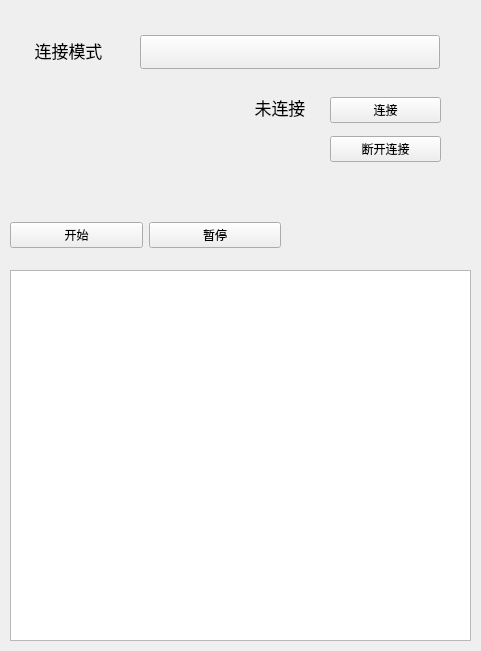
This is UI/newui.ui in ACGN-Alliance/BlueArchive-Starter as Qt 5 draws it before an edit. The edited form follows.
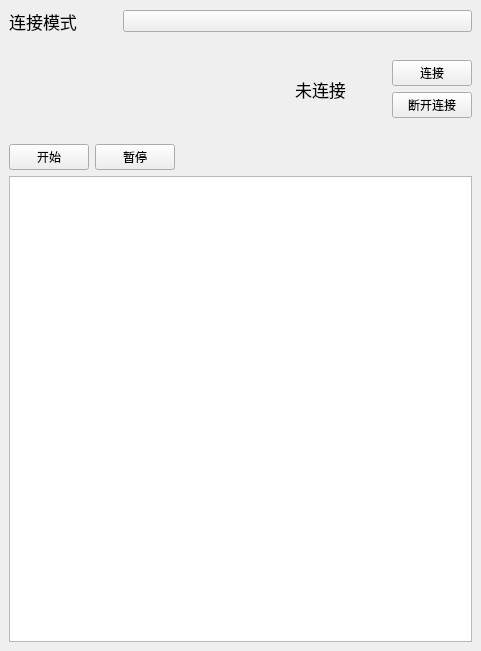
This is the edited form. Custom widgets are drawn as their Qt base class.

Diff of the .ui file:
```diff
--- a/UI/newui.ui
+++ b/UI/newui.ui
@@ -14,15 +14,11 @@
    <string>碧蓝档案初始号工具</string>
   </property>
   <widget class="QWidget" name="centralwidget">
+   <layout class="QVBoxLayout" name="verticalLayout_2">
+    <item>
+     <layout class="QHBoxLayout" name="horizontalLayout_3">
+      <item>
    <widget class="QLabel" name="ConnectionTypeLabel">
-    <property name="geometry">
-     <rect>
-      <x>35</x>
-      <y>35</y>
-      <width>67</width>
-      <height>30</height>
-     </rect>
-    </property>
     <property name="font">
      <font>
       <pointsize>13</pointsize>
@@ -35,14 +31,30 @@
      <set>Qt::AlignCenter</set>
     </property>
    </widget>
+      </item>
+      <item>
+       <spacer name="horizontalSpacer">
+        <property name="orientation">
+         <enum>Qt::Horizontal</enum>
+        </property>
+        <property name="sizeType">
+         <enum>QSizePolicy::Fixed</enum>
+        </property>
+        <property name="sizeHint" stdset="0">
+         <size>
+          <width>40</width>
+          <height>20</height>
+         </size>
+        </property>
+       </spacer>
+      </item>
+      <item>
    <widget class="ComboBox" name="ConnectionTypeComboBox">
-    <property name="geometry">
-     <rect>
-      <x>140</x>
-      <y>35</y>
-      <width>300</width>
-      <height>34</height>
-     </rect>
+        <property name="sizePolicy">
+         <sizepolicy hsizetype="Expanding" vsizetype="Maximum">
+          <horstretch>0</horstretch>
+          <verstretch>0</verstretch>
+         </sizepolicy>
     </property>
     <property name="styleSheet">
      <string notr="true">ComboBox {
@@ -117,15 +129,42 @@
      <string/>
     </property>
    </widget>
+      </item>
+     </layout>
+    </item>
+    <item>
+     <spacer name="verticalSpacer_2">
+      <property name="orientation">
+       <enum>Qt::Vertical</enum>
+      </property>
+      <property name="sizeType">
+       <enum>QSizePolicy::Fixed</enum>
+      </property>
+      <property name="sizeHint" stdset="0">
+       <size>
+        <width>20</width>
+        <height>20</height>
+       </size>
+      </property>
+     </spacer>
+    </item>
+    <item>
+     <layout class="QHBoxLayout" name="horizontalLayout_2">
+      <item>
+       <spacer name="horizontalSpacer_7">
+        <property name="orientation">
+         <enum>Qt::Horizontal</enum>
+        </property>
+        <property name="sizeHint" stdset="0">
+         <size>
+          <width>40</width>
+          <height>20</height>
+         </size>
+        </property>
+       </spacer>
+      </item>
+      <item>
    <widget class="QLabel" name="label_2">
-    <property name="geometry">
-     <rect>
-      <x>230</x>
-      <y>90</y>
-      <width>100</width>
-      <height>34</height>
-     </rect>
-    </property>
     <property name="font">
      <font>
       <pointsize>13</pointsize>
@@ -138,44 +177,33 @@
      <set>Qt::AlignCenter</set>
     </property>
    </widget>
-   <widget class="QWidget" name="horizontalLayoutWidget">
-    <property name="geometry">
-     <rect>
-      <x>10</x>
-      <y>210</y>
-      <width>271</width>
-      <height>51</height>
-     </rect>
-    </property>
-    <layout class="QHBoxLayout" name="horizontalLayout">
-     <item>
-      <widget class="PushButton" name="StartBtn">
-       <property name="text">
-        <string>开始</string>
-       </property>
-      </widget>
      </item>
      <item>
-      <widget class="PushButton" name="PauseBtn">
-       <property name="text">
-        <string>暂停</string>
-       </property>
-      </widget>
-     </item>
-    </layout>
-   </widget>
-   <widget class="QWidget" name="verticalLayoutWidget">
-    <property name="geometry">
-     <rect>
-      <x>330</x>
-      <y>90</y>
-      <width>111</width>
-      <height>80</height>
-     </rect>
-    </property>
+       <spacer name="horizontalSpacer_3">
+        <property name="orientation">
+         <enum>Qt::Horizontal</enum>
+        </property>
+        <property name="sizeType">
+         <enum>QSizePolicy::Fixed</enum>
+        </property>
+        <property name="sizeHint" stdset="0">
+         <size>
+          <width>40</width>
+          <height>20</height>
+         </size>
+        </property>
+       </spacer>
+      </item>
+      <item>
     <layout class="QVBoxLayout" name="verticalLayout">
      <item>
       <widget class="PushButton" name="ConnectBtn">
+          <property name="sizePolicy">
+           <sizepolicy hsizetype="Fixed" vsizetype="Maximum">
+            <horstretch>0</horstretch>
+            <verstretch>0</verstretch>
+           </sizepolicy>
+          </property>
        <property name="text">
         <string>连接</string>
        </property>
@@ -183,23 +211,84 @@
      </item>
      <item>
       <widget class="PushButton" name="DisConnectBtn">
+          <property name="sizePolicy">
+           <sizepolicy hsizetype="Fixed" vsizetype="Maximum">
+            <horstretch>0</horstretch>
+            <verstretch>0</verstretch>
+           </sizepolicy>
+          </property>
        <property name="text">
         <string>断开连接</string>
        </property>
       </widget>
      </item>
     </layout>
-   </widget>
-   <widget class="PlainTextEdit" name="PlainTextEdit">
-    <property name="geometry">
-     <rect>
-      <x>10</x>
-      <y>270</y>
-      <width>461</width>
-      <height>371</height>
-     </rect>
-    </property>
-   </widget>
+      </item>
+     </layout>
+    </item>
+    <item>
+     <spacer name="verticalSpacer">
+      <property name="orientation">
+       <enum>Qt::Vertical</enum>
+      </property>
+      <property name="sizeType">
+       <enum>QSizePolicy::Fixed</enum>
+      </property>
+      <property name="sizeHint" stdset="0">
+       <size>
+        <width>20</width>
+        <height>20</height>
+       </size>
+      </property>
+     </spacer>
+    </item>
+    <item>
+     <layout class="QHBoxLayout" name="horizontalLayout">
+      <item>
+       <widget class="PushButton" name="StartBtn">
+        <property name="sizePolicy">
+         <sizepolicy hsizetype="Minimum" vsizetype="Maximum">
+          <horstretch>0</horstretch>
+          <verstretch>0</verstretch>
+         </sizepolicy>
+        </property>
+        <property name="text">
+         <string>开始</string>
+        </property>
+       </widget>
+      </item>
+      <item>
+       <widget class="PushButton" name="PauseBtn">
+        <property name="sizePolicy">
+         <sizepolicy hsizetype="Minimum" vsizetype="Maximum">
+          <horstretch>0</horstretch>
+          <verstretch>0</verstretch>
+         </sizepolicy>
+        </property>
+        <property name="text">
+         <string>暂停</string>
+        </property>
+       </widget>
+      </item>
+      <item>
+       <spacer name="horizontalSpacer_2">
+        <property name="orientation">
+         <enum>Qt::Horizontal</enum>
+        </property>
+        <property name="sizeHint" stdset="0">
+         <size>
+          <width>40</width>
+          <height>20</height>
+         </size>
+        </property>
+       </spacer>
+      </item>
+     </layout>
+    </item>
+    <item>
+     <widget class="PlainTextEdit" name="PlainTextEdit"/>
+    </item>
+   </layout>
   </widget>
  </widget>
  <customwidgets>
```
Lines whose indentation alone changed are shown as unchanged.
